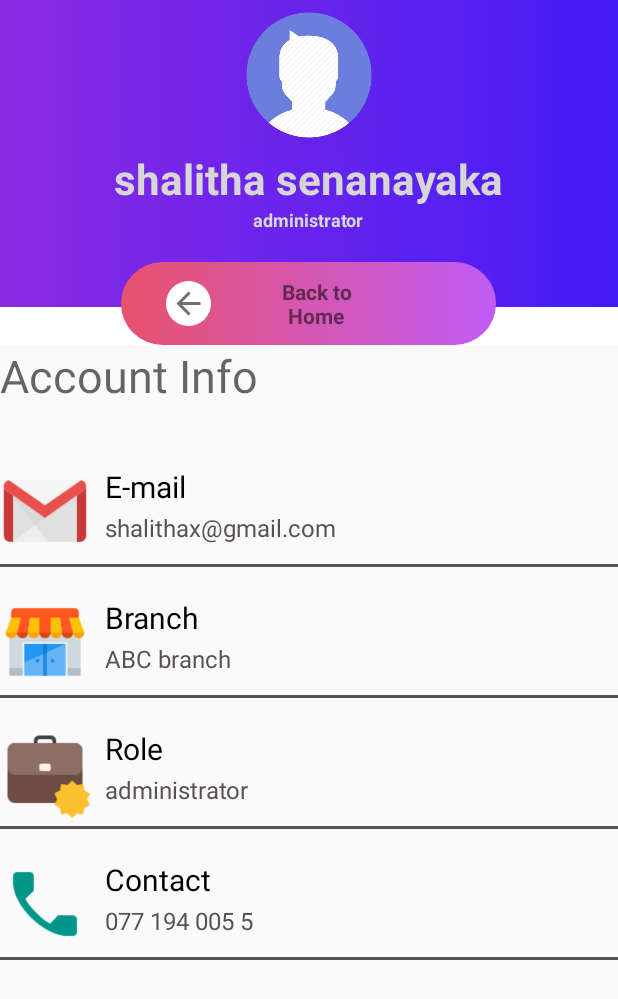
After one commit to Alokakaluarachchi/Aplus-App-Android-, an Android app: the layout activity_user_profile.xml on its own in the app's theme, with its tools: preview values and no code run, on a phone screen of 412 x 824 dp. The commit adds this screen. Shown: the top 999 px of the screen. Run offline under Robolectric (Android 15) with nearby library versions, the phone set to English and light mode, and no system bars.

Commit message:
finished user profile page

```diff
--- a/app/src/main/AndroidManifest.xml
+++ b/app/src/main/AndroidManifest.xml
@@ -9,7 +9,8 @@
         android:roundIcon="@mipmap/ic_launcher_round"
         android:supportsRtl="true"
         android:theme="@style/AppTheme">
-        <activity android:name=".activity.ReqAccountActivity"></activity>
+        <activity android:name=".activity.UserProfileActivity"></activity>
+        <activity android:name=".activity.ReqAccountActivity" />
         <activity android:name=".activity.HomeActivity" />
         <activity android:name=".activity.MainActivity">
             <intent-filter>
--- /dev/null
+++ b/app/src/main/java/com/example/aplusapp/activity/UserProfileActivity.java
@@ -0,0 +1,14 @@
+package com.example.aplusapp.activity;
+
+import androidx.appcompat.app.AppCompatActivity;
+
+import android.os.Bundle;
+
+public class UserProfileActivity extends AppCompatActivity {
+
+    @Override
+    protected void onCreate(Bundle savedInstanceState) {
+        super.onCreate(savedInstanceState);
+        setContentView(R.layout.activity_user_profile);
+    }
+}
--- /dev/null
+++ b/app/src/main/res/drawable-v24/back_to_home_button.xml
@@ -0,0 +1,12 @@
+<vector xmlns:android="http://schemas.android.com/apk/res/android"
+        android:width="30dp"
+        android:height="30dp"
+        android:viewportWidth="30.0"
+        android:viewportHeight="30.0">
+    <path
+        android:pathData="M15,15m-15,0a15,15 0,1 1,30 0a15,15 0,1 1,-30 0"
+        android:fillColor="#fff"/>
+    <path
+        android:pathData="M23,14L10.8,14l5.6,-5.6L15,7 7,15l8,8 1.4,-1.4L10.8,16L23,16Z"
+        android:fillColor="#707070"/>
+</vector>
--- /dev/null
+++ b/app/src/main/res/drawable-v24/profile_back_button.xml
@@ -0,0 +1,17 @@
+<?xml version="1.0" encoding="utf-8"?>
+<shape xmlns:android="http://schemas.android.com/apk/res/android" android:shape="rectangle" >
+    <corners
+        android:radius="40dp"
+        />
+    <gradient
+        android:angle="0"
+        android:centerX="35%"
+        android:startColor="#E8526D"
+        android:endColor="#C15CF5"
+        android:type="linear"
+        />
+    <size
+        android:width="100dp"
+        android:height="20dp"
+        />
+</shape>
--- /dev/null
+++ b/app/src/main/res/layout/activity_user_profile.xml
@@ -0,0 +1,212 @@
+<?xml version="1.0" encoding="utf-8"?>
+<androidx.constraintlayout.widget.ConstraintLayout xmlns:android="http://schemas.android.com/apk/res/android"
+    xmlns:app="http://schemas.android.com/apk/res-auto"
+    xmlns:tools="http://schemas.android.com/tools"
+    android:layout_width="match_parent"
+    android:layout_height="match_parent"
+    tools:context=".activity.UserProfileActivity">
+
+    <LinearLayout
+        android:id="@+id/linearLayout"
+        android:layout_width="match_parent"
+        android:layout_height="wrap_content"
+        android:layout_centerInParent="true"
+        android:background="@drawable/background"
+        android:gravity="center_horizontal"
+        android:orientation="vertical"
+        app:layout_constraintTop_toTopOf="parent">
+
+        <ImageView
+            android:layout_width="100dp"
+            android:layout_height="100dp"
+            android:contentDescription="@string/app_dummy_user_name"
+            android:src="@drawable/sample_profile" />
+
+        <TextView
+            android:layout_width="wrap_content"
+            android:layout_height="wrap_content"
+            android:text="@string/app_dummy_user_name"
+            android:textColor="@color/white_with_alpha"
+            android:textSize="28sp"
+            android:textStyle="bold" />
+
+        <TextView
+            android:layout_width="wrap_content"
+            android:layout_height="wrap_content"
+            android:text="@string/app_dummy_user_role"
+            android:textColor="@color/white_with_alpha"
+            android:textSize="12sp"
+            android:textStyle="bold" />
+
+        <RelativeLayout
+            android:layout_width="match_parent"
+            android:layout_height="wrap_content"
+            android:layout_gravity="bottom"
+            android:layout_marginTop="20dp"
+            android:background="@color/White"
+            android:gravity="center">
+
+            <View
+                android:layout_width="match_parent"
+                android:layout_height="30dp"
+                android:layout_alignParentTop="true"
+                android:background="@drawable/background" />
+
+            <TextView
+                style="@style/profileStyledBackButton"
+                android:text="@string/app_back_to_home" />
+        </RelativeLayout>
+
+    </LinearLayout>
+
+    <LinearLayout
+        android:layout_width="match_parent"
+        android:layout_height="0dp"
+        android:orientation="vertical"
+        app:layout_constraintBottom_toBottomOf="parent"
+        app:layout_constraintTop_toBottomOf="@+id/linearLayout">
+
+        <TextView
+            android:layout_height="wrap_content"
+            android:layout_width="match_parent"
+            android:textSize="30sp"
+            android:textColor="@color/TransparentBlack"
+            android:text="@string/app_account_info"
+            android:layout_marginBottom="20dp"/>
+
+        <RelativeLayout
+            android:layout_marginTop="20dp"
+            android:layout_height="wrap_content"
+            android:layout_width="match_parent">
+            <ImageView
+                android:id="@+id/nameImageView2"
+                android:src="@drawable/ic_gmail"
+                android:contentDescription="@string/app_email"
+                style="@style/profileDetailsImage" />
+
+            <TextView
+                android:id="@+id/nameTextView2"
+                android:layout_width="match_parent"
+                android:layout_height="wrap_content"
+                android:text="@string/app_email"
+                android:layout_toEndOf="@id/nameImageView2"
+                android:textColor="@color/Black"
+                android:layout_marginStart="10dp"
+                android:textSize="20sp"/>
+
+            <TextView
+                android:layout_width="match_parent"
+                android:layout_height="wrap_content"
+                android:text="@string/app_dummy_user_email"
+                android:layout_toEndOf="@id/nameImageView2"
+                android:layout_marginTop="30dp"
+                android:textColor="@color/gray_text_color"
+                android:layout_marginStart="10dp"
+                android:textSize="16sp"/>
+
+        </RelativeLayout>
+        <View style="@style/proifleDetailsView" />
+
+        <RelativeLayout
+            android:layout_marginTop="20dp"
+            android:layout_height="wrap_content"
+            android:layout_width="match_parent">
+            <ImageView
+                android:id="@+id/nameImageView"
+                android:src="@drawable/ic_shop"
+                android:contentDescription="@string/app_branch"
+                style="@style/profileDetailsImage" />
+
+            <TextView
+                android:id="@+id/nameTextView"
+                android:layout_width="match_parent"
+                android:layout_height="wrap_content"
+                android:text="@string/app_branch"
+                android:layout_toEndOf="@id/nameImageView"
+                android:textColor="@color/Black"
+                android:textSize="20sp"
+                android:layout_marginStart="10dp"/>
+
+            <TextView
+                android:layout_width="match_parent"
+                android:layout_height="wrap_content"
+                android:text="@string/app_dummy_user_organization"
+                android:layout_marginTop="30dp"
+                android:layout_toEndOf="@id/nameImageView"
+                android:textColor="@color/gray_text_color"
+                android:layout_marginStart="10dp"
+                android:textSize="16sp"/>
+
+        </RelativeLayout>
+        <View style="@style/proifleDetailsView" />
+
+        <RelativeLayout
+            android:layout_marginTop="20dp"
+            android:layout_height="wrap_content"
+            android:layout_width="match_parent">
+            <ImageView
+                android:id="@+id/nameImageView3"
+                android:src="@drawable/ic_role"
+                android:contentDescription="@string/app_role"
+                style="@style/profileDetailsImage" />
+
+            <TextView
+                android:id="@+id/nameTextView3"
+                android:layout_width="match_parent"
+                android:layout_height="wrap_content"
+                android:text="@string/app_role"
+                android:layout_toEndOf="@id/nameImageView3"
+                android:textColor="@color/Black"
+                android:layout_marginStart="10dp"
+                android:textSize="20sp"/>
+
+            <TextView
+                android:layout_width="match_parent"
+                android:layout_height="wrap_content"
+                android:text="@string/app_dummy_user_role"
+                android:layout_toEndOf="@id/nameImageView3"
+                android:layout_marginTop="30dp"
+                android:textColor="@color/gray_text_color"
+                android:layout_marginStart="10dp"
+                android:textSize="16sp"/>
+
+        </RelativeLayout>
+        <View style="@style/proifleDetailsView" />
+
+        <RelativeLayout
+            android:layout_marginTop="20dp"
+            android:layout_height="wrap_content"
+            android:layout_width="match_parent">
+            <ImageView
+                android:id="@+id/nameImageView4"
+                android:src="@drawable/ic_call"
+                android:contentDescription="@string/app_contact"
+                style="@style/profileDetailsImage" />
+
+            <TextView
+                android:id="@+id/nameTextView4"
+                android:layout_width="match_parent"
+                android:layout_height="wrap_content"
+                android:text="@string/app_contact"
+                android:layout_toEndOf="@id/nameImageView4"
+                android:textColor="@color/Black"
+                android:layout_marginStart="10dp"
+                android:textSize="20sp"/>
+
+            <TextView
+                android:layout_width="match_parent"
+                android:layout_height="wrap_content"
+                android:text="@string/app_dummy_user_contact"
+                android:layout_toEndOf="@id/nameImageView4"
+                android:layout_marginTop="30dp"
+                android:textColor="@color/gray_text_color"
+                android:layout_marginStart="10dp"
+                android:textSize="16sp"/>
+
+        </RelativeLayout>
+        <View style="@style/proifleDetailsView" />
+
+    </LinearLayout>
+
+
+</androidx.constraintlayout.widget.ConstraintLayout>
--- a/app/src/main/res/values/strings.xml
+++ b/app/src/main/res/values/strings.xml
@@ -1,4 +1,5 @@
 <resources>
+    <!-- app settings -->
     <string name="app_name">AplusApp</string>
     <string name="app_brand">NVIVID Technologies</string>
 
@@ -9,6 +10,7 @@
     <string name="app_username_hint">User name</string>
     <string name="app_password_hint">Password</string>
     <string name="app_login_checkbox_value">Keep me signed in </string>
+    <string name="app_branch">Branch</string>
 
     <string name="app_home_card_sale">Sales</string>
     <string name="app_home_card_report">Reports</string>
@@ -26,14 +28,22 @@
     <string name="app_request">Request</string>
 
     <string name="app_email">E-mail</string>
+    <string name="app_role">Role</string>
+    <string name="app_contact">Contact</string>
+    <string name="app_back_to_home">Back to\nHome</string>
+    <string name="app_account_info">Account Info</string>
 
-    <!-- common popup text -->
+    <!-- common text -->
     <string name="app_popup_close_icon">X</string>
-
-    <!-- end -->
 
     <!-- reset password popup props -->
     <string name="app_reset_password_instruction_1">Confirm your email address we\'ll send</string>
     <string name="app_reset_password_instruction_2">the instructions</string>
-    <!-- end -->
+
+    <!-- dummy text -->
+    <string name="app_dummy_user_name">shalitha senanayaka</string>
+    <string name="app_dummy_user_role">administrator</string>
+    <string name="app_dummy_user_organization">ABC branch</string>
+    <string name="app_dummy_user_email">shalithax@gmail.com</string>
+    <string name="app_dummy_user_contact">077 194 005 5</string>
 </resources>
--- a/app/src/main/res/values/styles.xml
+++ b/app/src/main/res/values/styles.xml
@@ -37,5 +37,42 @@
         <item name="android:textColor">@color/White</item>
     </style>
 
+    <style name="profileStyledBackButton">
+        <item name="android:layout_width">wrap_content</item>
+        <item name="android:layout_height">wrap_content</item>
+        <item name="android:background">@drawable/profile_back_button</item>
+        <item name="android:textAlignment">center</item>
+        <item name="android:paddingLeft">30dp</item>
+        <item name="android:paddingRight">50dp</item>
+        <item name="android:paddingTop">10dp</item>
+        <item name="android:paddingBottom">10dp</item>
+        <item name="android:drawableLeft">@drawable/back_to_home_button</item>
+        <item name="android:textStyle">bold</item>
+        <item name="android:layout_centerHorizontal">true</item>
+        <item name="android:layout_alignParentTop">true</item>
+        <item name="android:minWidth">250dp</item>
+    </style>
+
+    <style name="seperator_line">
+        <item name="android:layout_width">match_parent</item>
+        <item name="android:layout_height">2dp</item>
+        <item name="android:background">@color/DarkGray</item>
+        <item name="android:layout_marginTop">5dp</item>
+    </style>
+
+    <style name="profileDetailsImage">
+        <item name="android:layout_width">60dp</item>
+        <item name="android:layout_height">60dp</item>
+        <item name="android:layout_alignParentTop">true</item>
+        <item name="android:layout_alignParentLeft">true</item>
+    </style>
+
+    <style name="proifleDetailsView">
+        <item name="android:layout_width">match_parent</item>
+        <item name="android:layout_height">2dp</item>
+        <item name="android:background">@color/gray_text_color</item>
+        <item name="android:layout_marginTop">5dp</item>
+    </style>
+
 
 </resources>
```
Also changed, not shown: app/src/main/res/drawable/adminstrator_male.png (added), app/src/main/res/drawable/ic_call.png (added), app/src/main/res/drawable/ic_gmail.png (added), app/src/main/res/drawable/ic_role.png (added), app/src/main/res/drawable/ic_shop.png (added), app/src/main/res/drawable/sample_profile.png (added).
